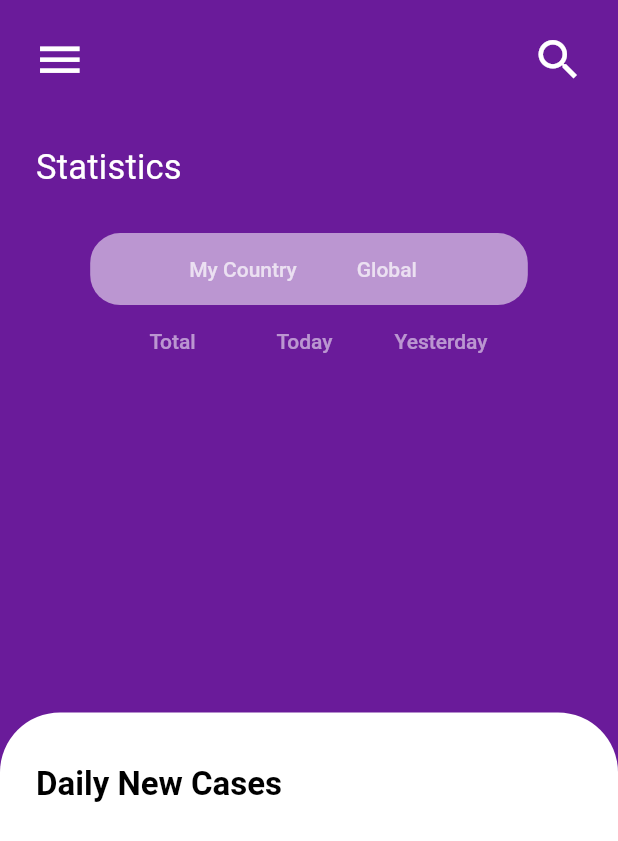
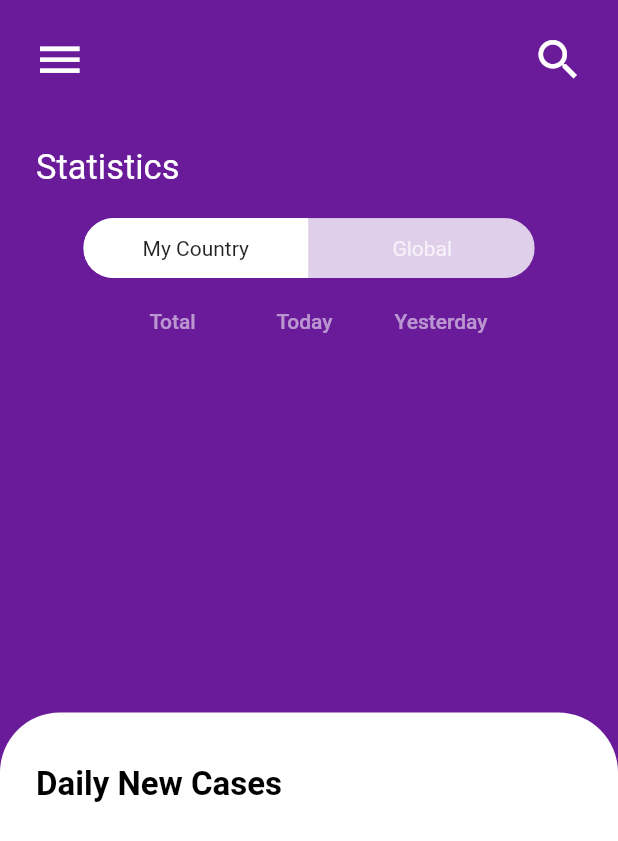
Before and after one commit to anasksy/covid19_stats, a Flutter app: the screen it shows after launch, on a phone screen of 412 x 824 dp. Shown: the top 841 px of the screen. Run offline on Flutter 3.47's test engine with Material 2 defaults, Android fonts, the phone set to English and light mode, and no system bars; drawn by our look-alikes of toggle_switch; our stand-ins replace google_fonts.

Commit message:
changed ToggleButton & colorized StatusBar

```diff
--- a/lib/homescreen.dart
+++ b/lib/homescreen.dart
@@ -1,5 +1,7 @@
+import 'package:google_fonts/google_fonts.dart';
+import 'utils.dart';
 import 'package:flutter/material.dart';
-import 'utils.dart';
+import 'package:toggle_switch/toggle_switch.dart';
 
 class Homescreen extends StatefulWidget {
   @override
@@ -10,7 +12,7 @@ class _HomescreenState extends State<Homescreen> {
   @override
   Widget build(BuildContext context) {
     var size = MediaQuery.of(context).size;
-    List<bool> _selections = List.generate(2, (_) => false);
+    // old code 1 ==> List<bool> _selections = List.generate(2, (_) => false);
     List<bool> _selections2 = List.generate(3, (_) => false);
     return Scaffold(
       backgroundColor: Colors.purple[800],
@@ -33,11 +35,12 @@ class _HomescreenState extends State<Homescreen> {
           Container(
             child: Text(
               "Daily New Cases",
-              style: TextStyle(
+              style: GoogleFonts.roboto(
+                textStyle: TextStyle(
                     color: Colors.black,
                     fontSize: 22,
-                  letterSpacing: 0,
                     fontWeight: FontWeight.bold),
+              ),
             ),
             margin: EdgeInsets.only(top: 510, left: 24),
           ),
@@ -82,60 +85,33 @@ class _HomescreenState extends State<Homescreen> {
                   margin: EdgeInsets.only(left: 24, top: 33),
                   child: Text(
                     "Statistics",
-                    style: TextStyle(
+                    style: GoogleFonts.roboto(
+                      textStyle: TextStyle(
                         fontSize: 23.0,
-                      letterSpacing: 0.15,
                         color: Colors.white,
                       ),
                     ),
                   ),
-                // Added ToggleButtons
-                // ==> My Country/Global
+                ),
+                // Added MyCountry/Global SwitchButton
                 Container(
-                  padding: EdgeInsets.only(left: 50, right: 50),
-                  decoration: BoxDecoration(
-                    borderRadius: BorderRadius.all(
-                      Radius.circular(20),
-                    ),
-                    color: Colors.white54,
-                  ),
-                  margin: EdgeInsets.only(top: 30),
-                  child: ToggleButtons(
-                    borderRadius: BorderRadius.all(
-                      Radius.circular(20),
-                    ),
-                    children: <Widget>[
-                      // maybe changing FlatButton to RaisedButton
-                      FlatButton(
-                        child: Text(
-                          "My Country",
-                          style: TextStyle(color: Colors.white70),
-                        ),
-                        onPressed: () {
-                          Utils.printDebug("PRESSED MYCOUNTRY BUTTON");
-                        },
-                      ),
-                      FlatButton(
-                        child: Text(
-                          "Global",
-                          style: TextStyle(color: Colors.white70),
-                        ),
-                        onPressed: () {
-                          Utils.printDebug("PRESSED GLOBAL BUTTON");
-                        },
-                      ),
-                    ],
-                    isSelected: _selections,
-                    onPressed: (int index) {
-                      setState(() {
-                        _selections[index] = !_selections[index];
-                      });
-                    },
-                    renderBorder: false,
-                  ),
+                  margin: EdgeInsets.only(top: 20),
+                  child: ToggleSwitch(
+                      minWidth: 150.0,
+                      cornerRadius: 20,
+                      activeBgColor: Colors.white,
+                      activeTextColor: Colors.black87,
+                      inactiveBgColor: Colors.white54,
+                      inactiveTextColor: Colors.white70,
+                      labels: ['My Country', 'Global'],
+                      onToggle: (index) {
+                        print('switched to: $index');
+                      }),
                 ),
                 // Added TOTAL/TODAY/YESTERDAY Buttons
-                ToggleButtons(
+                Container(
+                  margin: EdgeInsets.only(top: 5),
+                  child: ToggleButtons(
                     children: <Widget>[
                       FlatButton(
                         child: Text(
@@ -167,6 +143,7 @@ class _HomescreenState extends State<Homescreen> {
                     ],
                     isSelected: _selections2,
                     renderBorder: false,
+                  ),
                 )
               ],
             ),
--- a/lib/main.dart
+++ b/lib/main.dart
@@ -12,6 +12,12 @@ void main() {
 class CovidApp extends StatelessWidget {
   @override
   Widget build(BuildContext context) {
+    // Colorized StatusBar
+    SystemChrome.setSystemUIOverlayStyle(
+      SystemUiOverlayStyle(
+        statusBarColor: Colors.purple[800],
+      ),
+    );
     // Return material app
     return MaterialApp(
       debugShowCheckedModeBanner: false,
--- /dev/null
+++ b/lib/old_code.dart
@@ -0,0 +1,48 @@
+// OLD CODE 1
+// Added ToggleButtons
+// ==> My Country/Global
+/* Container(
+                  padding: EdgeInsets.only(left: 50, right: 50),
+                  decoration: BoxDecoration(
+                    borderRadius: BorderRadius.all(
+                      Radius.circular(20),
+                    ),
+                    color: Colors.white54,
+                  ),
+                  margin: EdgeInsets.only(top: 30),
+                  child: ToggleButtons(
+                    borderRadius: BorderRadius.all(
+                      Radius.circular(20),
+                    ),
+                    children: <Widget>[
+                      // maybe changing FlatButton to RaisedButton
+                      FlatButton(
+                        child: Text(
+                          "My Country",
+                          style: TextStyle(color: Colors.white70),
+                        ),
+                        onPressed: () {
+                          Utils.printDebug("PRESSED MYCOUNTRY BUTTON");
+                        },
+                      ),
+                      FlatButton(
+                        child: Text(
+                          "Global",
+                          style: TextStyle(color: Colors.white70),
+                        ),
+                        onPressed: () {
+                          Utils.printDebug("PRESSED GLOBAL BUTTON");
+                        },
+                      ),
+                    ],
+                    isSelected: _selections,
+                    onPressed: (int index) {
+                      setState(() {
+                        _selections[index] = !_selections[index];
+                      });
+                    },
+                    renderBorder: false,
+                  ),
+                ),
+
+               */
```
Also changed, not shown: pubspec.yaml (+6 -10 lines), pubspec.lock, 1 other file. Lines whose indentation alone changed are shown as unchanged.
